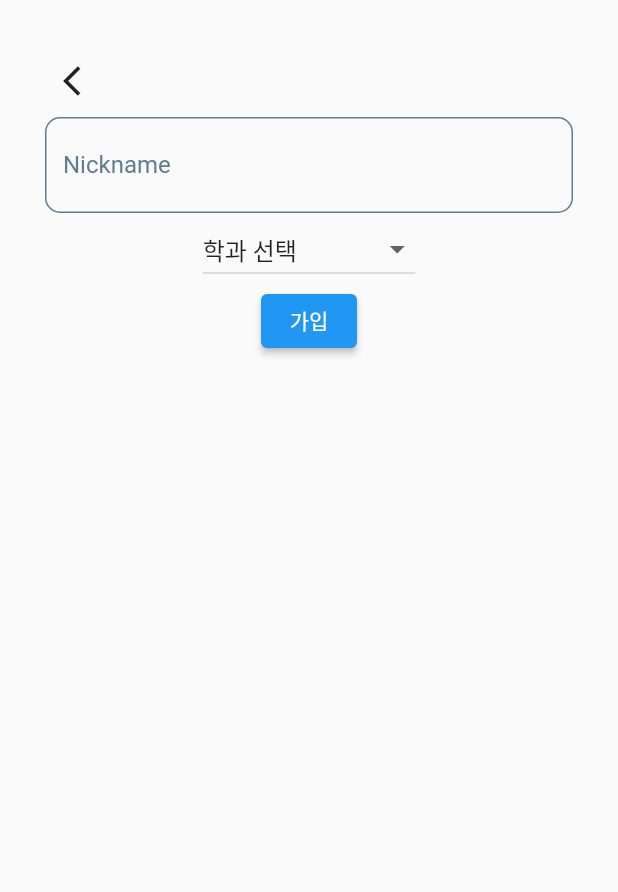
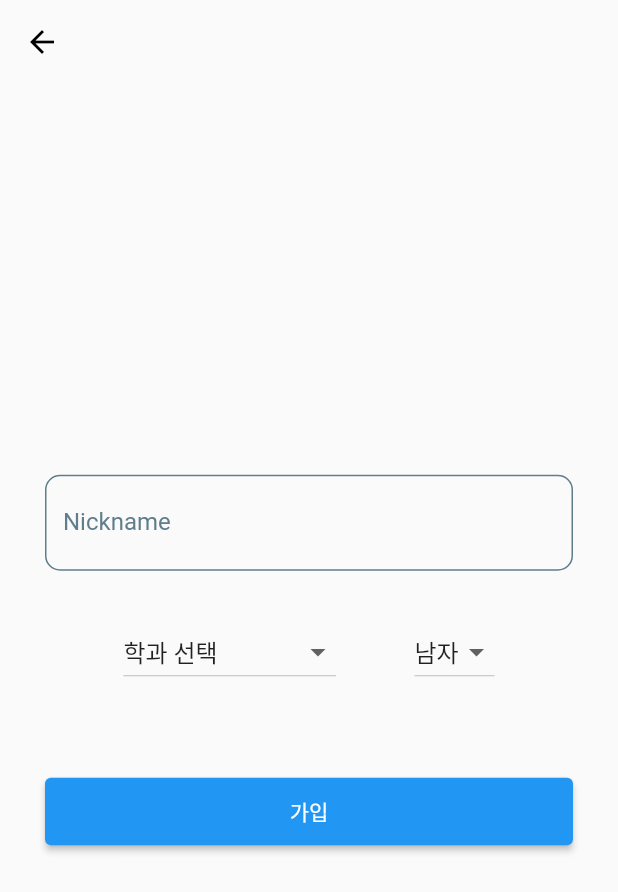
Before and after one commit to doubleS19/haemo-Front, a Flutter app: the screen it shows after launch, on a phone screen of 412 x 824 dp. Shown: the top 892 px of the screen. Run offline on Flutter 3.47's test engine with Material 2 defaults, Android fonts, the phone set to English and light mode, and no system bars; our stand-ins replace get.

Commit message:
design: 가입 페이지 디자인

```diff
--- a/lib/Page/homePage.dart
+++ b/lib/Page/homePage.dart
@@ -60,6 +60,7 @@ class _HomePageState extends State<HomePage> {
     return Scaffold(
       appBar: AppBar(
         title: Text(widget.title),
+        automaticallyImplyLeading: false,
       ),
       body: SafeArea(
         child: _widgetOptions.elementAt(_selectedIndex),
--- a/lib/Page/registerPage.dart
+++ b/lib/Page/registerPage.dart
@@ -33,20 +33,23 @@ class _RegisterPageState extends State<RegisterPage> {
   final _majorList = ["학과 선택", "컴퓨터공학과", "소프트웨어공학과", "인공지능학과"];
   var _selectedMajor = "학과 선택";
 
+  final _genderList = ["남자", "여자"];
+  var _selectedGender = "남자";
+
   @override
   Widget build(BuildContext context) {
     return Scaffold(
+        appBar: AppBar(
+          backgroundColor: Colors.transparent,
+          foregroundColor: Colors.black,
+          elevation: 0.0,
+          automaticallyImplyLeading: true,
+        ),
         body: Container(
-        margin: const EdgeInsets.all(30.0),
+          margin: const EdgeInsets.fromLTRB(30.0, 0.0, 30.0, 0.0),
           child: Column(
+            mainAxisAlignment: MainAxisAlignment.center,
             children: [
-            Align(
-                alignment: Alignment.topLeft,
-                child: IconButton(
-                    onPressed: () {
-                      Navigator.pop(context);
-                    },
-                    icon: const Icon(Icons.arrow_back_ios))),
               const TextField(
                 decoration: InputDecoration(
                   labelText: 'Nickname',
@@ -65,6 +68,12 @@ class _RegisterPageState extends State<RegisterPage> {
                   ),
                 ),
               ),
+              SizedBox(height: 30),
+              Container(
+                  alignment: Alignment.centerLeft,
+                  child: Row(
+                      mainAxisAlignment: MainAxisAlignment.spaceEvenly,
+                      children: [
                         DropdownButton(
                           value: _selectedMajor,
                           items: _majorList.map((value) {
@@ -79,7 +88,26 @@ class _RegisterPageState extends State<RegisterPage> {
                             });
                           },
                         ),
-            ElevatedButton(
+                        DropdownButton(
+                          value: _selectedGender,
+                          items: _genderList.map((value) {
+                            return DropdownMenuItem(
+                              value: value,
+                              child: Text(value),
+                            );
+                          }).toList(),
+                          onChanged: (value) {
+                            setState(() {
+                              _selectedGender = value!;
+                            });
+                          },
+                        ),
+                      ])),
+              SizedBox(height: 60),
+              SizedBox(
+                  height: 45.0,
+                  width: MediaQuery.of(context).size.width,
+                  child: ElevatedButton(
                     onPressed: () {
                       Navigator.push(
                           context,
@@ -90,10 +118,9 @@ class _RegisterPageState extends State<RegisterPage> {
                           ));
                     },
                     child: const Text("가입"),
-            )
+                  ))
             ],
           ),
-      ),
-    );
+        ));
   }
 }
```
Lines whose indentation alone changed are shown as unchanged.
